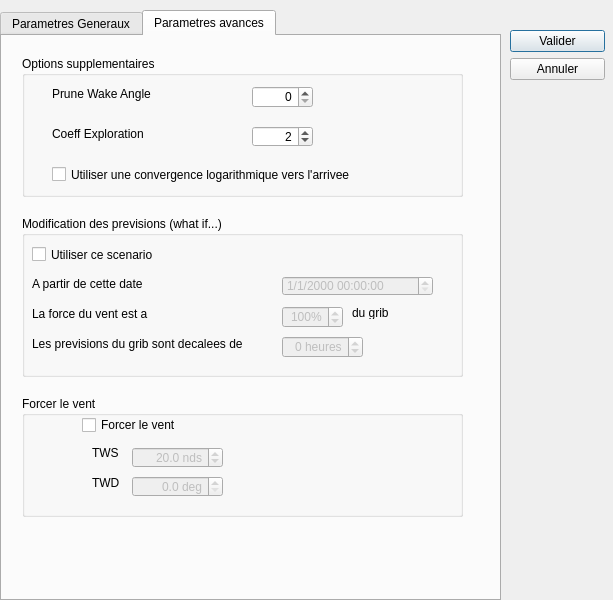
Old version of the form src/Ui/Routage_Editor.ui in the repository nohal/qtVlm.
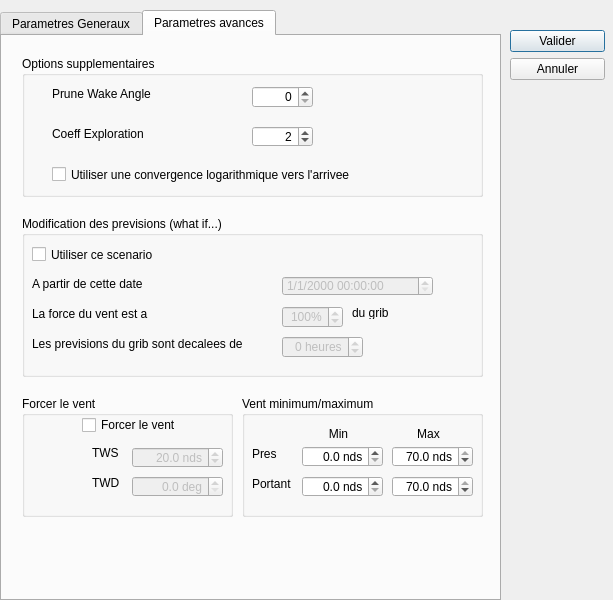
New version of the form. The open tabs and pages were chosen to show the change.

Commit message: Add min/max tws param for ROUTAGE Add route details (tableau de marche) Fix a bug at qtvlm opening when routes exist for real boat Save another 30% in new vb-vmg calculation Various other small changes

```diff
--- a/src/Ui/Routage_Editor.ui
+++ b/src/Ui/Routage_Editor.ui
@@ -562,7 +562,7 @@
        <rect>
         <x>20</x>
         <y>180</y>
-        <width>441</width>
+        <width>461</width>
         <height>161</height>
        </rect>
       </property>
@@ -712,7 +712,7 @@
        <rect>
         <x>20</x>
         <y>20</y>
-        <width>441</width>
+        <width>461</width>
         <height>141</height>
        </rect>
       </property>
@@ -814,7 +814,7 @@
        <rect>
         <x>20</x>
         <y>360</y>
-        <width>441</width>
+        <width>211</width>
         <height>121</height>
        </rect>
       </property>
@@ -917,6 +917,189 @@
        </property>
       </widget>
      </widget>
+     <widget class="QGroupBox" name="groupBox_8">
+      <property name="geometry">
+       <rect>
+        <x>240</x>
+        <y>360</y>
+        <width>241</width>
+        <height>121</height>
+       </rect>
+      </property>
+      <property name="title">
+       <string>Vent minimum/maximum</string>
+      </property>
+      <widget class="QDoubleSpinBox" name="maxPres">
+       <property name="enabled">
+        <bool>true</bool>
+       </property>
+       <property name="geometry">
+        <rect>
+         <x>150</x>
+         <y>50</y>
+         <width>81</width>
+         <height>21</height>
+        </rect>
+       </property>
+       <property name="alignment">
+        <set>Qt::AlignRight|Qt::AlignTrailing|Qt::AlignVCenter</set>
+       </property>
+       <property name="suffix">
+        <string extracomment="nds"> nds</string>
+       </property>
+       <property name="decimals">
+        <number>1</number>
+       </property>
+       <property name="maximum">
+        <double>70.000000000000000</double>
+       </property>
+       <property name="value">
+        <double>70.000000000000000</double>
+       </property>
+      </widget>
+      <widget class="QLabel" name="label_6">
+       <property name="geometry">
+        <rect>
+         <x>10</x>
+         <y>50</y>
+         <width>81</width>
+         <height>16</height>
+        </rect>
+       </property>
+       <property name="text">
+        <string>Pres</string>
+       </property>
+      </widget>
+      <widget class="QLabel" name="label_8">
+       <property name="geometry">
+        <rect>
+         <x>10</x>
+         <y>80</y>
+         <width>71</width>
+         <height>16</height>
+        </rect>
+       </property>
+       <property name="text">
+        <string>Portant</string>
+       </property>
+      </widget>
+      <widget class="QDoubleSpinBox" name="maxPortant">
+       <property name="enabled">
+        <bool>true</bool>
+       </property>
+       <property name="geometry">
+        <rect>
+         <x>150</x>
+         <y>80</y>
+         <width>81</width>
+         <height>21</height>
+        </rect>
+       </property>
+       <property name="alignment">
+        <set>Qt::AlignRight|Qt::AlignTrailing|Qt::AlignVCenter</set>
+       </property>
+       <property name="suffix">
+        <string extracomment="nds"> nds</string>
+       </property>
+       <property name="decimals">
+        <number>1</number>
+       </property>
+       <property name="maximum">
+        <double>70.000000000000000</double>
+       </property>
+       <property name="value">
+        <double>70.000000000000000</double>
+       </property>
+      </widget>
+      <widget class="QDoubleSpinBox" name="minPres">
+       <property name="enabled">
+        <bool>true</bool>
+       </property>
+       <property name="geometry">
+        <rect>
+         <x>60</x>
+         <y>50</y>
+         <width>81</width>
+         <height>21</height>
+        </rect>
+       </property>
+       <property name="alignment">
+        <set>Qt::AlignRight|Qt::AlignTrailing|Qt::AlignVCenter</set>
+       </property>
+       <property name="suffix">
+        <string extracomment="nds"> nds</string>
+       </property>
+       <property name="decimals">
+        <number>1</number>
+       </property>
+       <property name="maximum">
+        <double>70.000000000000000</double>
+       </property>
+       <property name="value">
+        <double>0.000000000000000</double>
+       </property>
+      </widget>
+      <widget class="QDoubleSpinBox" name="minPortant">
+       <property name="enabled">
+        <bool>true</bool>
+       </property>
+       <property name="geometry">
+        <rect>
+         <x>60</x>
+         <y>80</y>
+         <width>81</width>
+         <height>21</height>
+        </rect>
+       </property>
+       <property name="alignment">
+        <set>Qt::AlignRight|Qt::AlignTrailing|Qt::AlignVCenter</set>
+       </property>
+       <property name="suffix">
+        <string extracomment="nds"> nds</string>
+       </property>
+       <property name="decimals">
+        <number>1</number>
+       </property>
+       <property name="maximum">
+        <double>70.000000000000000</double>
+       </property>
+       <property name="value">
+        <double>0.000000000000000</double>
+       </property>
+      </widget>
+      <widget class="QLabel" name="label_9">
+       <property name="geometry">
+        <rect>
+         <x>70</x>
+         <y>30</y>
+         <width>53</width>
+         <height>16</height>
+        </rect>
+       </property>
+       <property name="text">
+        <string>Min</string>
+       </property>
+       <property name="alignment">
+        <set>Qt::AlignCenter</set>
+       </property>
+      </widget>
+      <widget class="QLabel" name="label_10">
+       <property name="geometry">
+        <rect>
+         <x>160</x>
+         <y>30</y>
+         <width>53</width>
+         <height>16</height>
+        </rect>
+       </property>
+       <property name="text">
+        <string>Max</string>
+       </property>
+       <property name="alignment">
+        <set>Qt::AlignCenter</set>
+       </property>
+      </widget>
+     </widget>
     </widget>
    </widget>
    <widget class="QWidget" name="layoutWidget">
```
Left out of the diff: 6 changed lines with no effect on the pictures. The commit also changes 13 other files.
